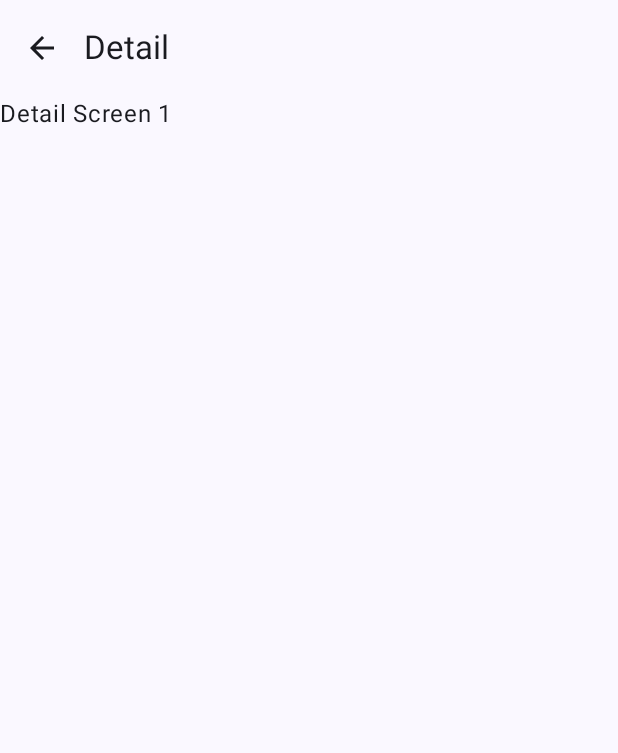
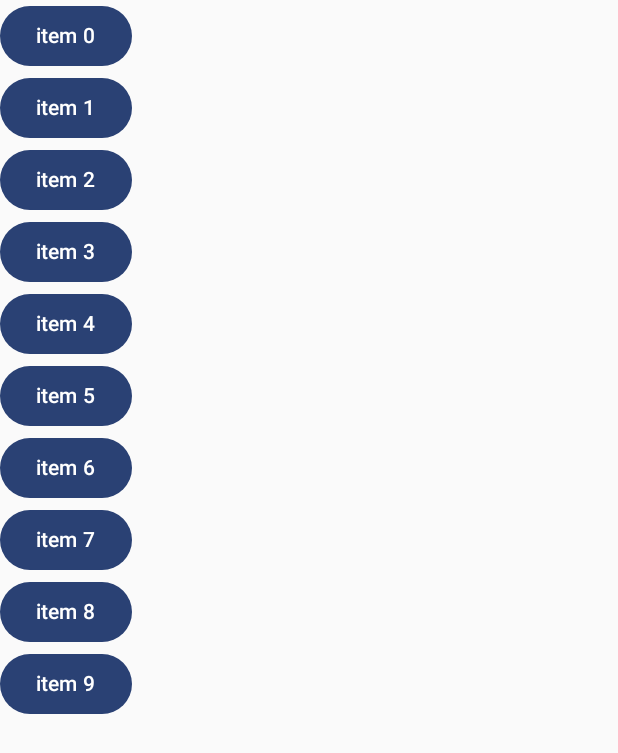
Before and after one commit to tepex/rick-and-morty, an Android app built with Jetpack Compose: the screen it shows after launch (MainActivity), on a phone screen of 412 x 824 dp. Shown: the top 753 px of the screen. Run offline under Robolectric (Android 15) with nearby library versions, the phone set to English and light mode, and no system bars; our stand-ins replace Dagger/Hilt's generated code, Navigation 3, Timber.

Commit message:
fix(presentation): add nav3, hilt dependencies. Add ScreenDispatcher

```diff
--- a/app/gradle.properties
+++ b/app/gradle.properties
@@ -1,2 +1,2 @@
 group=ru.work-mate.rick-and-morty.app
-version=0.0.2
+version=0.0.3
--- a/app/src/main/AndroidManifest.xml
+++ b/app/src/main/AndroidManifest.xml
@@ -13,7 +13,7 @@
         android:supportsRtl="true"
         android:theme="@style/Theme.MyApplication">
         <activity
-            android:name=".presentation.ui.MainActivity"
+            android:name=".presentation.MainActivity"
             android:exported="true"
             android:label="@string/app_name"
             android:theme="@style/Theme.MyApplication">
--- a/app/src/main/kotlin/MainApplication.kt
+++ b/app/src/main/kotlin/MainApplication.kt
@@ -1,8 +1,10 @@
 package ru.work_mate.rick_and_morty
 
 import android.app.Application
+import dagger.hilt.android.HiltAndroidApp
 import timber.log.Timber
 
+@HiltAndroidApp
 class MainApplication : Application() {
 
     override fun onCreate() {
--- a/app/src/main/kotlin/presentation/ui/MainActivity.kt
+++ b/app/src/main/kotlin/presentation/MainActivity.kt
@@ -1,19 +1,23 @@
-package ru.work_mate.rick_and_morty.presentation.ui
+package ru.work_mate.rick_and_morty.presentation
 
 import android.os.Bundle
 import androidx.activity.ComponentActivity
 import androidx.activity.compose.setContent
 import androidx.activity.enableEdgeToEdge
+import dagger.hilt.android.AndroidEntryPoint
+import ru.work_mate.rick_and_morty.presentation.ui.DetailScreen
+import ru.work_mate.rick_and_morty.presentation.ui.ScreenDispatcher
 import ru.work_mate.rick_and_morty.presentation.ui.theme.ApplicationTheme
 
+@AndroidEntryPoint
 class MainActivity : ComponentActivity() {
     override fun onCreate(savedInstanceState: Bundle?) {
         super.onCreate(savedInstanceState)
-        enableEdgeToEdge()
+//        enableEdgeToEdge()
         setContent {
             ApplicationTheme {
-                //MyApplicationApp()
-                DetailScreen(1)
+                ScreenDispatcher()
+                //DetailScreen(1)
             }
         }
     }
--- /dev/null
+++ b/app/src/main/kotlin/presentation/ui/ScreenDispatcher.kt
@@ -0,0 +1,48 @@
+package ru.work_mate.rick_and_morty.presentation.ui
+
+import androidx.compose.foundation.lazy.LazyColumn
+import androidx.compose.material3.Button
+import androidx.compose.material3.Text
+import androidx.compose.runtime.Composable
+import androidx.compose.runtime.mutableStateListOf
+import androidx.compose.runtime.remember
+import androidx.lifecycle.viewmodel.navigation3.rememberViewModelStoreNavEntryDecorator
+import androidx.navigation3.runtime.entryProvider
+import androidx.navigation3.runtime.rememberSaveableStateHolderNavEntryDecorator
+import androidx.navigation3.ui.NavDisplay
+import timber.log.Timber
+
+data object RootRoute
+data class DetailRoute(val id: Int)
+
+@Composable
+fun ScreenDispatcher() {
+    val backStack = remember { mutableStateListOf<Any>(RootRoute) }
+
+    NavDisplay(
+        backStack = backStack,
+        onBack = { backStack.removeLastOrNull() },
+        entryDecorators = listOf(
+            rememberSaveableStateHolderNavEntryDecorator(),
+            rememberViewModelStoreNavEntryDecorator()
+        ),
+        entryProvider = entryProvider {
+             entry<RootRoute> {
+                 LazyColumn {
+                     items(10) { i ->
+                         Button(onClick = {
+                             backStack.add(DetailRoute(i))
+                         }) {
+                             Text("item $i")
+                         }
+                     }
+                 }
+             }
+
+            entry<DetailRoute> { id ->
+                Text("Detail id: $id")
+                Timber.d("select: $id")
+            }
+        }
+    )
+}
--- a/build.gradle.kts
+++ b/build.gradle.kts
@@ -4,6 +4,8 @@ plugins {
     alias(libs.plugins.android.app) apply false
     alias(libs.plugins.kotlin.android) apply false
     alias(libs.plugins.kotlin.compose) apply false
+    alias(libs.plugins.ksp) apply false
+    alias(libs.plugins.hilt) apply false
     alias(libs.plugins.versions)
 }
 
--- a/gradle.properties
+++ b/gradle.properties
@@ -7,3 +7,5 @@ kotlin.code.style=official
 
 android.useAndroidX=true
 android.nonTransitiveRClass=true
+
+org.gradle.jvmargs=-Xmx1024m -Dfile.encoding=UTF-8
```
Also changed, not shown: app/build.gradle.kts (+9 -0 lines), app/src/main/kotlin/presentation/ui/MainScreen.kt (added, +104 -0 lines), gradle/libs.versions.toml (+24 -6 lines).
